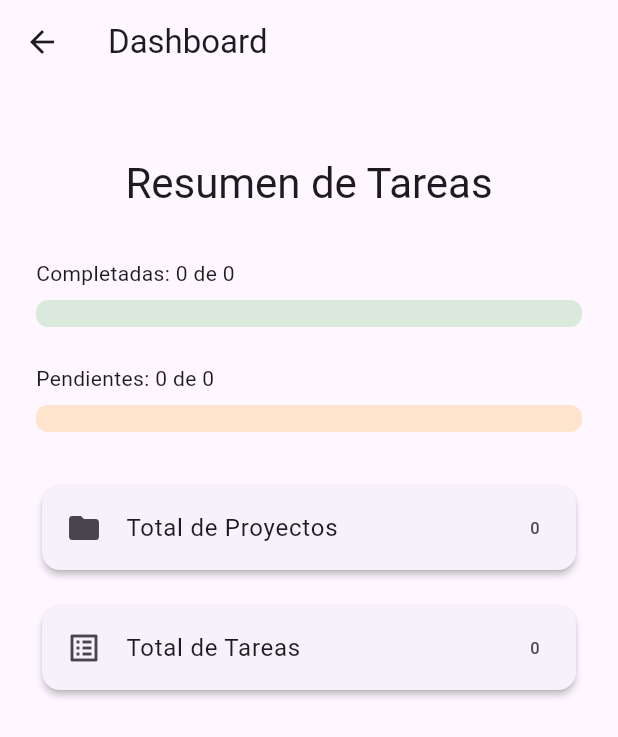
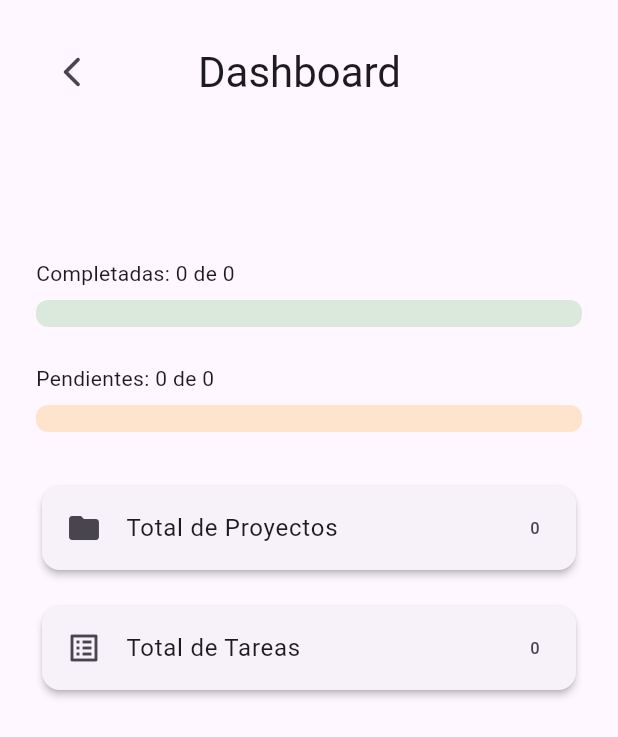
Before and after one commit to Whadyjm/tasksandprojects, a Flutter app: the DashboardScreen screen opened directly, on a phone screen of 412 x 824 dp. Shown: the top 737 px of the screen. Run offline on Flutter 3.47's test engine with Material 2 defaults, Android fonts, the phone set to English and light mode, and no system bars.

Commit message:
mejoras de UI

```diff
--- a/lib/screens/dashboard_screen.dart
+++ b/lib/screens/dashboard_screen.dart
@@ -14,17 +14,21 @@ class DashboardScreen extends StatelessWidget {
     double pendingPercent = allTasks.isEmpty ? 0 : pending / allTasks.length;
 
     return Scaffold(
-      appBar: AppBar(title: const Text('Dashboard')),
       body: Padding(
         padding: const EdgeInsets.all(24.0),
         child: Column(
           children: [
-            const SizedBox(height: 24),
-            Text(
-              'Resumen de Tareas',
-              style: Theme.of(context).textTheme.headlineMedium,
+            Row(
+              children: [
+                IconButton(onPressed: ()=>Navigator.pop(context), icon: const Icon(Icons.arrow_back_ios_new_rounded),),
+                const SizedBox(width: 60,),
+                Text(
+                  'Dashboard',
+                  style: Theme.of(context).textTheme.headlineMedium,
+                ),
+              ],
             ),
-            const SizedBox(height: 32),
+            const SizedBox(height: 100),
             _StatBar(
               label: 'Completadas',
               value: completed,
```
Also changed, not shown: lib/screens/project_detail_screen.dart (+7 -1 lines).
